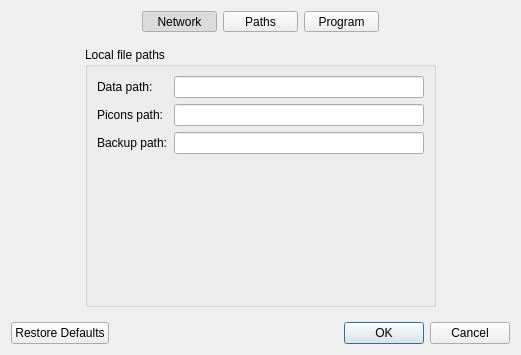
The window that app/ui/res/settings.ui (DYefremov/E2Toolkit) describes before a commit, drawn with Qt 5.
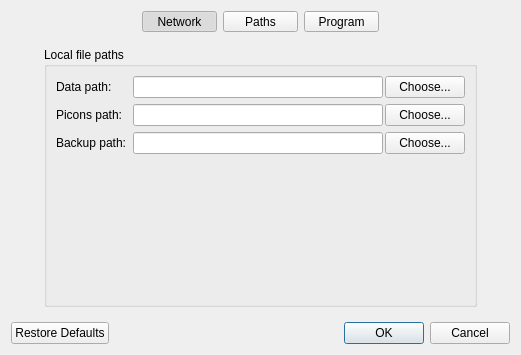
The same window after the commit. The open tabs and pages were chosen to show the change. Icons and pictures are not drawn.

Commit message: saving profile settings

Diff of the .ui file:
```diff
--- a/app/ui/res/settings.ui
+++ b/app/ui/res/settings.ui
@@ -135,6 +135,9 @@
      </item>
      <item>
       <widget class="QStackedWidget" name="stacked_widget">
+       <property name="frameShape">
+        <enum>QFrame::NoFrame</enum>
+       </property>
        <property name="currentIndex">
         <number>0</number>
        </property>
@@ -423,7 +426,7 @@
        </widget>
        <widget class="QWidget" name="paths_page">
         <layout class="QGridLayout" name="gridLayout_3">
-         <item row="0" column="0">
+         <item row="0" column="1">
           <widget class="QGroupBox" name="local_file_paths_box">
            <property name="sizePolicy">
             <sizepolicy hsizetype="Fixed" vsizetype="Preferred">
@@ -442,49 +445,115 @@
               </property>
              </widget>
             </item>
+            <item row="6" column="0">
+             <widget class="QLabel" name="backup_path_label">
+              <property name="text">
+               <string>Backup path:</string>
+              </property>
+             </widget>
+            </item>
             <item row="0" column="1">
-             <widget class="QLineEdit" name="local_data_path_edit">
-              <property name="minimumSize">
-               <size>
-                <width>250</width>
-                <height>0</height>
-               </size>
+             <layout class="QHBoxLayout" name="data_path_layout">
+              <property name="spacing">
+               <number>2</number>
               </property>
-             </widget>
+              <item>
+               <widget class="QLineEdit" name="data_path_edit">
+                <property name="minimumSize">
+                 <size>
+                  <width>250</width>
+                  <height>0</height>
+                 </size>
+                </property>
+                <property name="text">
+                 <string notr="true"/>
+                </property>
+                <property name="readOnly">
+                 <bool>true</bool>
+                </property>
+               </widget>
+              </item>
+              <item>
+               <widget class="QPushButton" name="browse_data_path_button">
+                <property name="text">
+                 <string>Choose...</string>
+                </property>
+                <property name="icon">
+                 <iconset theme="folder-open">
+                  <normaloff>.</normaloff>.</iconset>
+                </property>
+               </widget>
+              </item>
+             </layout>
             </item>
-            <item row="1" column="0">
+            <item row="6" column="1">
+             <layout class="QHBoxLayout" name="backup_path_layout">
+              <property name="spacing">
+               <number>2</number>
+              </property>
+              <item>
+               <widget class="QLineEdit" name="backup_path_edit">
+                <property name="minimumSize">
+                 <size>
+                  <width>250</width>
+                  <height>0</height>
+                 </size>
+                </property>
+                <property name="readOnly">
+                 <bool>true</bool>
+                </property>
+               </widget>
+              </item>
+              <item>
+               <widget class="QPushButton" name="browse_backup_path_button">
+                <property name="text">
+                 <string>Choose...</string>
+                </property>
+                <property name="icon">
+                 <iconset theme="folder-open">
+                  <normaloff>.</normaloff>.</iconset>
+                </property>
+               </widget>
+              </item>
+             </layout>
+            </item>
+            <item row="3" column="0">
              <widget class="QLabel" name="picon_path_label">
               <property name="text">
                <string>Picons path:</string>
               </property>
              </widget>
             </item>
-            <item row="1" column="1">
-             <widget class="QLineEdit" name="local_picon_path_edit">
-              <property name="minimumSize">
-               <size>
-                <width>250</width>
-                <height>0</height>
-               </size>
+            <item row="3" column="1">
+             <layout class="QHBoxLayout" name="picon_path_layout">
+              <property name="spacing">
+               <number>2</number>
               </property>
-             </widget>
-            </item>
-            <item row="2" column="0">
-             <widget class="QLabel" name="backup_path_label">
-              <property name="text">
-               <string>Backup path:</string>
-              </property>
-             </widget>
-            </item>
-            <item row="2" column="1">
-             <widget class="QLineEdit" name="local_backup_path_edit">
-              <property name="minimumSize">
-               <size>
-                <width>250</width>
-                <height>0</height>
-               </size>
-              </property>
-             </widget>
+              <item>
+               <widget class="QLineEdit" name="picon_path_edit">
+                <property name="minimumSize">
+                 <size>
+                  <width>250</width>
+                  <height>0</height>
+                 </size>
+                </property>
+                <property name="readOnly">
+                 <bool>true</bool>
+                </property>
+               </widget>
+              </item>
+              <item>
+               <widget class="QPushButton" name="browse_picon_path_button">
+                <property name="text">
+                 <string>Choose...</string>
+                </property>
+                <property name="icon">
+                 <iconset theme="folder-open">
+                  <normaloff>.</normaloff>.</iconset>
+                </property>
+               </widget>
+              </item>
+             </layout>
             </item>
            </layout>
           </widget>
```
The commit also changes 2 other files.
